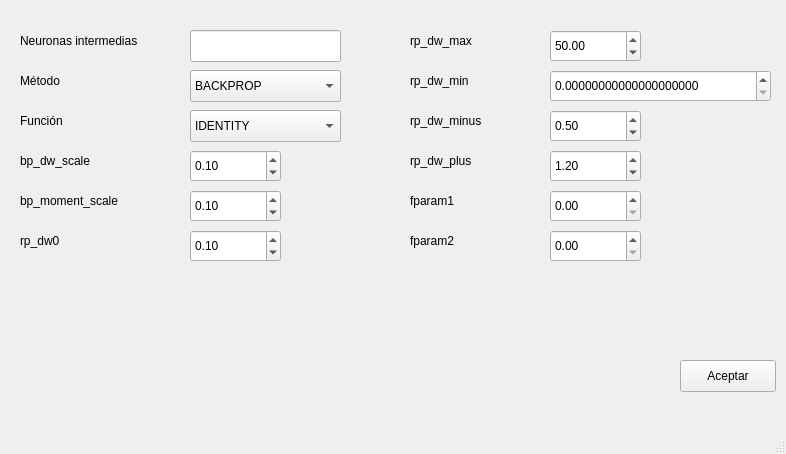
Old version of the form src/gui/conf_neuronal.ui in the repository IgnacioSRL/OpenCV_ML_Tool.
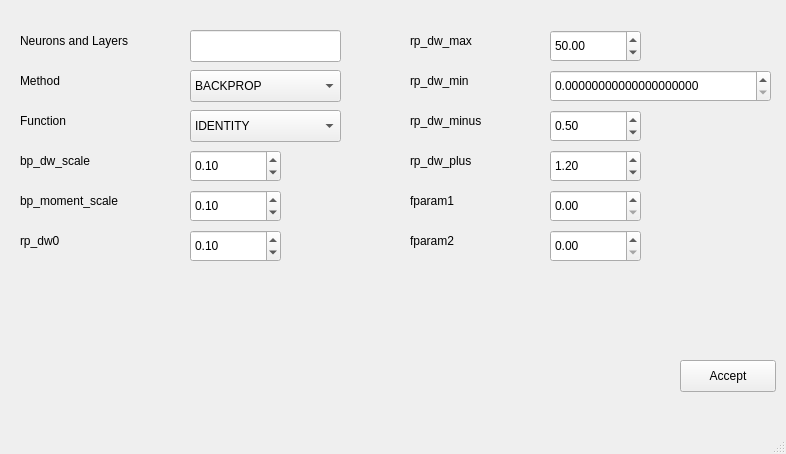
New version of the form.

What changed in the file:
```diff
--- a/src/gui/conf_neuronal.ui
+++ b/src/gui/conf_neuronal.ui
@@ -30,7 +30,7 @@
      </rect>
     </property>
     <property name="text">
-     <string>Neuronas intermedias</string>
+     <string>Neurons and Layers</string>
     </property>
    </widget>
    <widget class="QLabel" name="label_2">
@@ -43,7 +43,7 @@
      </rect>
     </property>
     <property name="text">
-     <string>Método</string>
+     <string>Method</string>
     </property>
    </widget>
    <widget class="QLabel" name="label_3">
@@ -56,7 +56,7 @@
      </rect>
     </property>
     <property name="text">
-     <string>Función</string>
+     <string>Function</string>
     </property>
    </widget>
    <widget class="QLabel" name="label_4">
@@ -382,7 +382,7 @@
      </rect>
     </property>
     <property name="text">
-     <string>Aceptar</string>
+     <string>Accept</string>
     </property>
    </widget>
   </widget>
```
Left out of the diff: 2 changed lines with no effect on the pictures.
